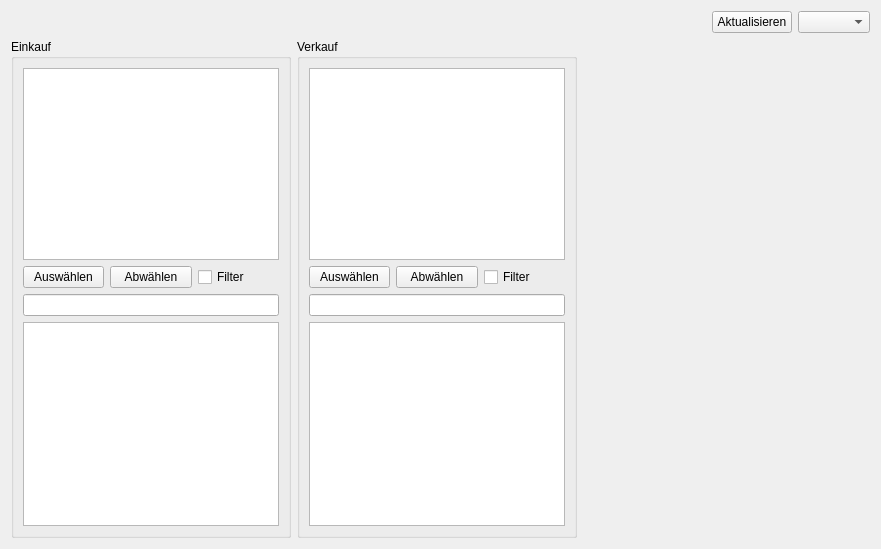
flurl/lagerManager, file ui/reports/verprobungReport.ui: the form before one commit.
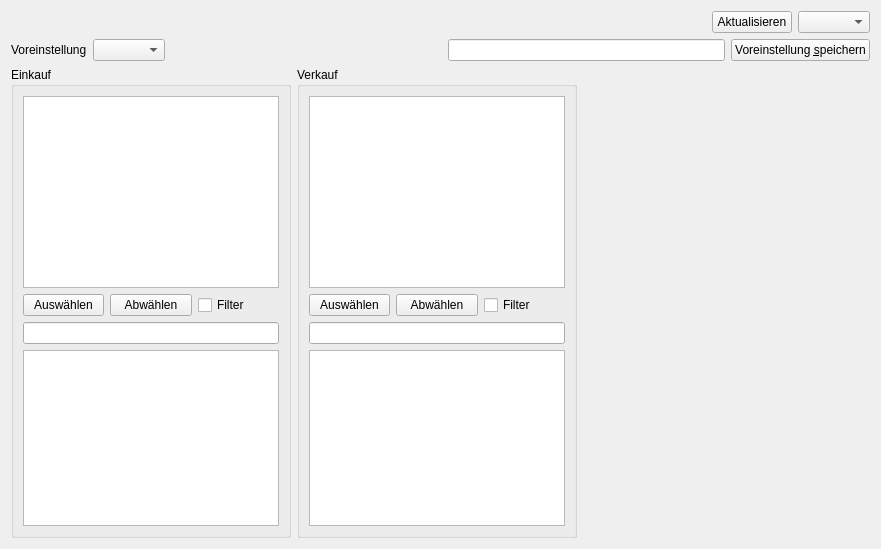
The form after the commit. Custom widgets are drawn as their Qt base class.

Commit message: dialog window title richtig gestellt

The edit to the form file:
```diff
--- a/ui/reports/verprobungReport.ui
+++ b/ui/reports/verprobungReport.ui
@@ -41,6 +41,43 @@
      </item>
     </layout>
    </item>
+   <item>
+    <layout class="QHBoxLayout" name="horizontalLayout_5">
+     <item>
+      <widget class="QLabel" name="label">
+       <property name="text">
+        <string>Voreinstellung</string>
+       </property>
+      </widget>
+     </item>
+     <item>
+      <widget class="QComboBox" name="comboBox"/>
+     </item>
+     <item>
+      <spacer name="horizontalSpacer_2">
+       <property name="orientation">
+        <enum>Qt::Horizontal</enum>
+       </property>
+       <property name="sizeHint" stdset="0">
+        <size>
+         <width>40</width>
+         <height>20</height>
+        </size>
+       </property>
+      </spacer>
+     </item>
+     <item>
+      <widget class="QLineEdit" name="lineEdit"/>
+     </item>
+     <item>
+      <widget class="QPushButton" name="pushButton">
+       <property name="text">
+        <string>Voreinstellung &amp;speichern</string>
+       </property>
+      </widget>
+     </item>
+    </layout>
+   </item>
    <item>
     <layout class="QHBoxLayout" name="horizontalLayout_2">
      <item>
```
Left out of the diff: 2 changed lines with no effect on the pictures. The commit also changes 1 other file.
